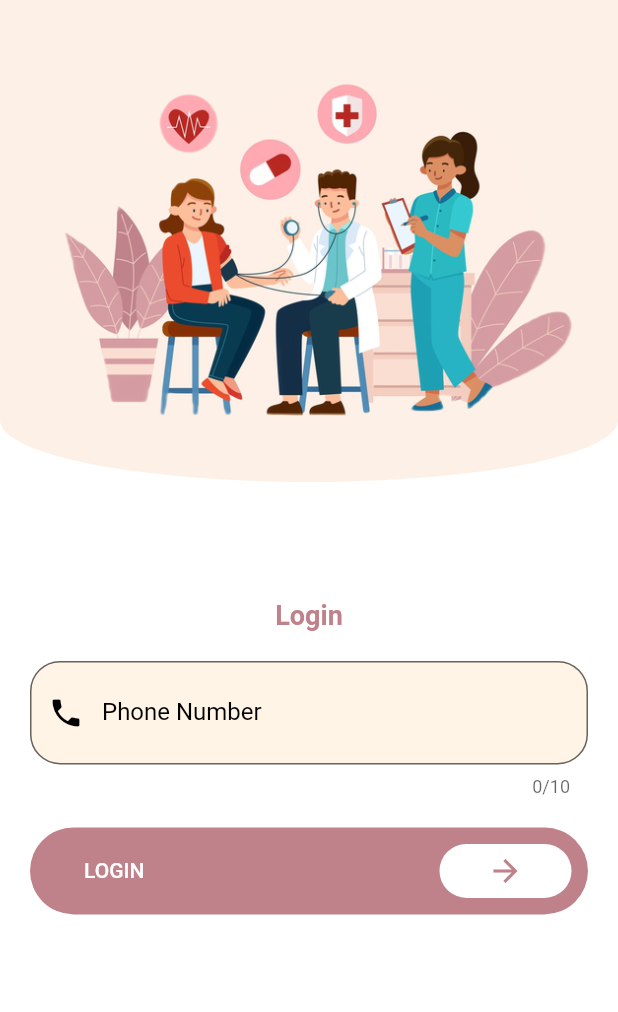
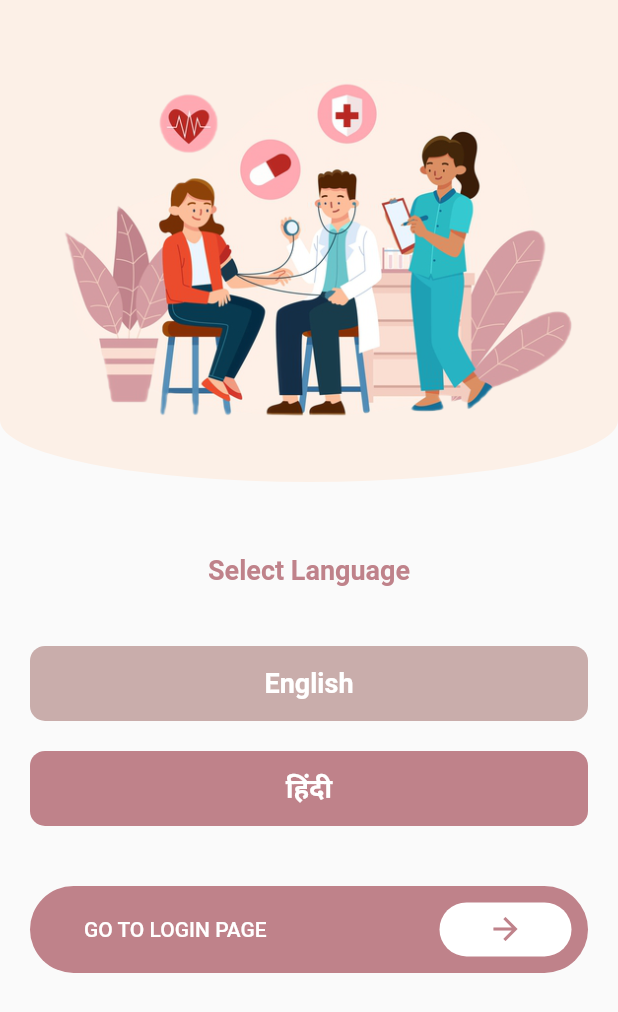
Before and after one commit to Soupaul/app-ADKit-meity, a Flutter app: the screen it shows after launch, on a phone screen of 412 x 824 dp. Shown: the top 1012 px of the screen. Run offline on Flutter 3.47's test engine with Material 2 defaults, Android fonts, the light colour scheme and no system bars; our stand-ins replace avatar_glow, cloud_firestore, firebase_auth, firebase_core, firebase_storage, flutter_tts and 7 more; missing offline and left inert: customgauge; accounts and stored records are empty; project files that could hold a hidden picture were left out.

Commit message:
[+] Language Selection Screen

```diff
--- a/lib/main.dart
+++ b/lib/main.dart
@@ -6,6 +6,7 @@ import 'package:flutter/material.dart';
 import 'package:permission_handler/permission_handler.dart';
 import 'package:thefirstone/resources/api.dart';
 import 'package:thefirstone/ui/home.dart';
+import 'package:thefirstone/ui/select_language.dart';
 import 'ui/home.dart';
 import 'ui/home.dart';
 import 'ui/login.dart';
@@ -49,7 +50,7 @@ class _MyAppState extends State<MyApp> {
       }
     }
 
-    return LoginPage();
+    return SelectLan();
   }
 
   @override
--- /dev/null
+++ b/lib/ui/select_language.dart
@@ -0,0 +1,163 @@
+import 'package:flutter/cupertino.dart';
+import 'package:flutter/material.dart';
+import 'package:thefirstone/ui/login.dart';
+import 'package:thefirstone/widgets/custom_clipper.dart';
+
+class SelectLan extends StatefulWidget {
+  const SelectLan({Key? key}) : super(key: key);
+
+  @override
+  _SelectLanState createState() => _SelectLanState();
+}
+
+class _SelectLanState extends State<SelectLan> {
+  @override
+  Widget build(BuildContext context) {
+    return Scaffold(
+      body: SafeArea(
+        child: Container(
+          child: Column(
+            crossAxisAlignment: CrossAxisAlignment.center,
+            children: [
+              ClipPath(
+                clipper: MyClipper(),
+                child: Container(
+                  padding:
+                      EdgeInsets.symmetric(horizontal: 5.0, vertical: 12.0),
+                  decoration: BoxDecoration(
+                    color: Theme.of(context).accentColor,
+                  ),
+                  alignment: Alignment.center,
+                  height: MediaQuery.of(context).size.height * 0.4,
+                  width: MediaQuery.of(context).size.width,
+                  child: Image(
+                    image: AssetImage("assets/login.png"),
+                    fit: BoxFit.cover,
+                  ),
+                ),
+              ),
+              Padding(
+                padding: const EdgeInsets.only(top: 40.0),
+                child: Text(
+                  "Select Language",
+                  style: TextStyle(
+                    color: Color(0xFFBF828A),
+                    fontSize: 18.0,
+                    fontWeight: FontWeight.bold,
+                  ),
+                ),
+              ),
+              SizedBox(
+                height: 20,
+              ),
+              Container(
+                margin: const EdgeInsets.all(20.0),
+                padding: const EdgeInsets.only(left: 20.0, right: 20.0),
+                height: 50,
+                decoration: BoxDecoration(
+                    borderRadius: BorderRadius.circular(10),
+                    color: Color(0xFFc9adab)),
+                child: Center(
+                  child: Text(
+                    "English",
+                    style: TextStyle(
+                      color: Colors.white,
+                      fontSize: 18.0,
+                      fontWeight: FontWeight.bold,
+                    ),
+                  ),
+                ),
+              ),
+              Container(
+                margin: const EdgeInsets.fromLTRB(20, 0, 20, 20),
+                padding: const EdgeInsets.only(left: 20.0, right: 20.0),
+                height: 50,
+                decoration: BoxDecoration(
+                    borderRadius: BorderRadius.circular(10),
+                    color: Color(0xFFBF828A)),
+                child: Center(
+                  child: Text(
+                    "हिंदी",
+                    style: TextStyle(
+                      color: Colors.white,
+                      fontSize: 18.0,
+                      fontWeight: FontWeight.bold,
+                    ),
+                  ),
+                ),
+              ),
+              Container(
+                margin: const EdgeInsets.only(top: 20.0),
+                padding: const EdgeInsets.only(left: 20.0, right: 20.0),
+                child: new Row(
+                  children: <Widget>[
+                    new Expanded(
+                      child: FlatButton(
+                        shape: new RoundedRectangleBorder(
+                            borderRadius: new BorderRadius.circular(30.0)),
+                        splashColor: Color(0xFFBF828A),
+                        color: Color(0xFFBF828A),
+                        child: new Row(
+                          children: <Widget>[
+                            new Padding(
+                              padding: const EdgeInsets.only(left: 20.0),
+                              child: Text(
+                                "GO TO LOGIN PAGE",
+                                style: TextStyle(color: Colors.white),
+                              ),
+                            ),
+                            new Expanded(
+                              child: Container(),
+                            ),
+                            new Transform.translate(
+                              offset: Offset(15.0, 0.0),
+                              child: new Container(
+                                padding: const EdgeInsets.only(
+                                  top: 5.0,
+                                  bottom: 5.0,
+                                  right: 10.0,
+                                ),
+                                child: FlatButton(
+                                  shape: new RoundedRectangleBorder(
+                                      borderRadius:
+                                          new BorderRadius.circular(28.0)),
+                                  splashColor: Colors.white,
+                                  color: Colors.white,
+                                  child: Icon(
+                                    Icons.arrow_forward,
+                                    color: Color(0xFFBF828A),
+                                  ),
+                                  onPressed: () async {
+                                    Navigator.of(context).push(
+                                      MaterialPageRoute(
+                                          builder: (context) => LoginPage()),
+                                    );
+                                    /*bool res =
+                                        await AuthProvider.signInWithEmail(
+                                            _emailController.text,
+                                            _passwordController.text);
+                                    if (!res) {
+                                      print("Login failed");
+                                    }*/
+                                  },
+                                ),
+                              ),
+                            )
+                          ],
+                        ),
+                        onPressed: () async {
+                          Navigator.of(context).push(MaterialPageRoute(
+                              builder: (context) => LoginPage()));
+                        },
+                      ),
+                    ),
+                  ],
+                ),
+              ),
+            ],
+          ),
+        ),
+      ),
+    );
+  }
+}
```
